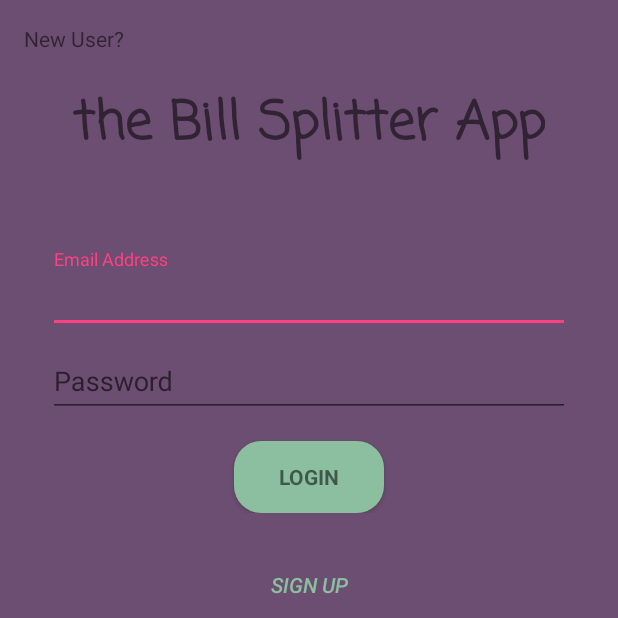
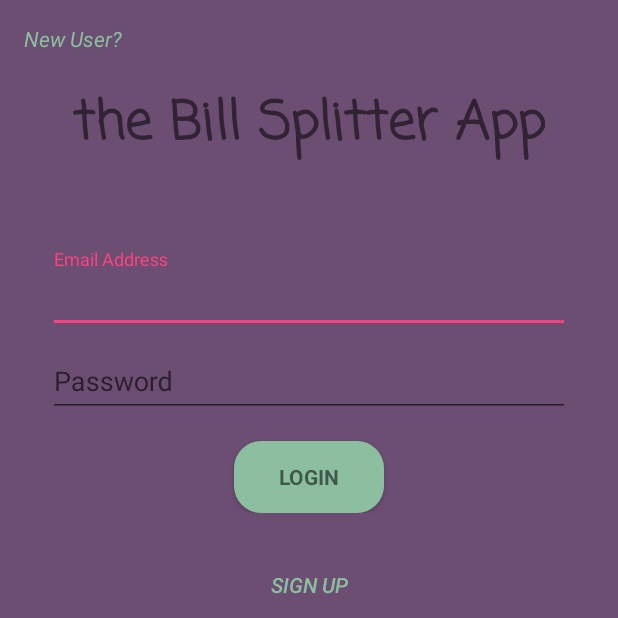
Before and after one commit to Lena900925/myFirstAndroidApp, an Android app: the screen it shows after launch (MainActivity), on a phone screen of 412 x 824 dp, the top half of it. Run offline under Robolectric (Android 15) with nearby library versions, the phone set to English and light mode, and no system bars; our stand-ins replace Firebase (no records; nobody signed in at launch, a user with empty details on screens opened directly).

Commit message:
Changed style of 'New User?' TextView

```diff
--- a/app/src/main/res/layout/activity_first.xml
+++ b/app/src/main/res/layout/activity_first.xml
@@ -29,10 +29,6 @@
         android:layout_below="@id/appName"
         android:layout_marginTop="40dp"></include>
 
-    <TextView
-        android:layout_width="match_parent"
-        android:layout_height="match_parent"
-        android:text="@string/newUserSignUP"/>
     <Button
         android:id="@+id/signupButton"
         android:layout_width="wrap_content"
@@ -45,4 +41,13 @@
         android:background="@android:color/transparent"
         android:text="@string/signUp" />
 
+    <TextView
+        android:layout_width="match_parent"
+        android:layout_height="match_parent"
+        android:text="@string/newUserSignUP"
+        android:textStyle="italic"
+        android:textColor="#8BBF9F"
+        android:layout_below="@+id/loginButton"
+        />
+
 </RelativeLayout>
```
